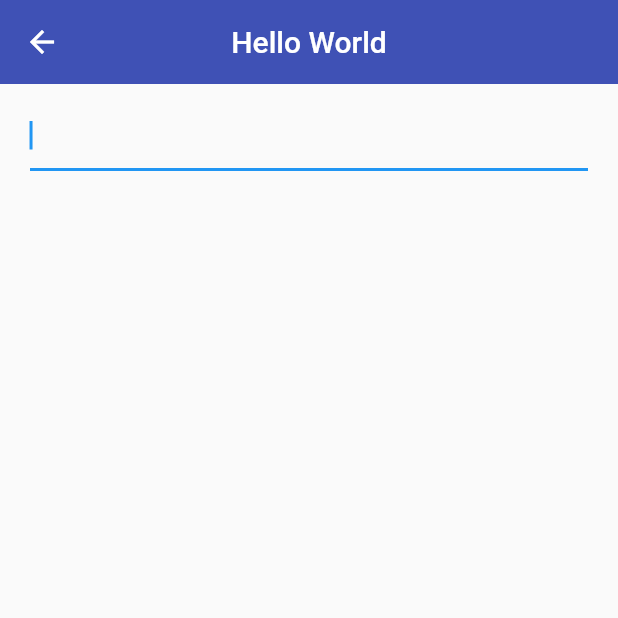
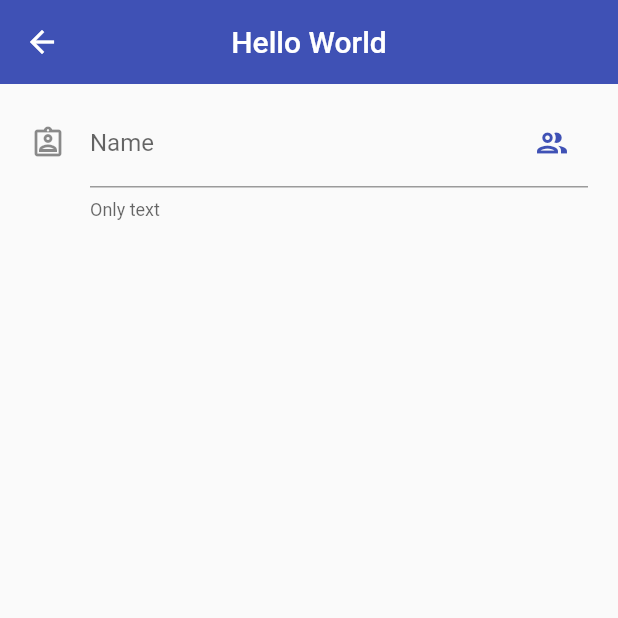
Before and after one commit to SrDaviid/First-project-flutter, a Flutter app: the InputsScreen screen opened by its route, on a phone screen of 412 x 824 dp, the top half of it. Run offline on Flutter 3.47's test engine with Material 2 defaults, Android fonts, the phone set to English and light mode, and no system bars.

Commit message:
add InputDecoration in inputs_screen

```diff
--- a/lib/screens/inputs_screen.dart
+++ b/lib/screens/inputs_screen.dart
@@ -17,7 +17,7 @@ class InputsScreen extends StatelessWidget {
           child: Column(children: [
             TextFormField(
               //This property allow me to auto direct the form with the keyword
-              autofocus: true,
+              autofocus: false,
               //This property put a initial text on the form
               initialValue: '',
               //This property allow me to start a word in uppercase
@@ -25,6 +25,24 @@ class InputsScreen extends StatelessWidget {
               onChanged: (value) {
                 print('value: $value');
               },
+              validator: (value) {
+                if (value == null) return 'This field is required';
+                return value.length < 3 ? 'The minimun is 3' : null;
+              },
+              autovalidateMode: AutovalidateMode.onUserInteraction,
+              decoration: const InputDecoration(
+                  hintText: 'Username',
+                  labelText: 'Name',
+                  helperText: 'Only text',
+                  // counterText: '3 words left'
+                  suffixIcon: Icon(
+                    Icons.group_outlined,
+                    color: Colors.indigo,
+                  ),
+                  // prefixIcon: Icon(
+                  //   Icons.verified_user_sharp,
+                  // ),
+                  icon: Icon(Icons.assignment_ind_outlined)),
             )
           ]),
         ),
```
